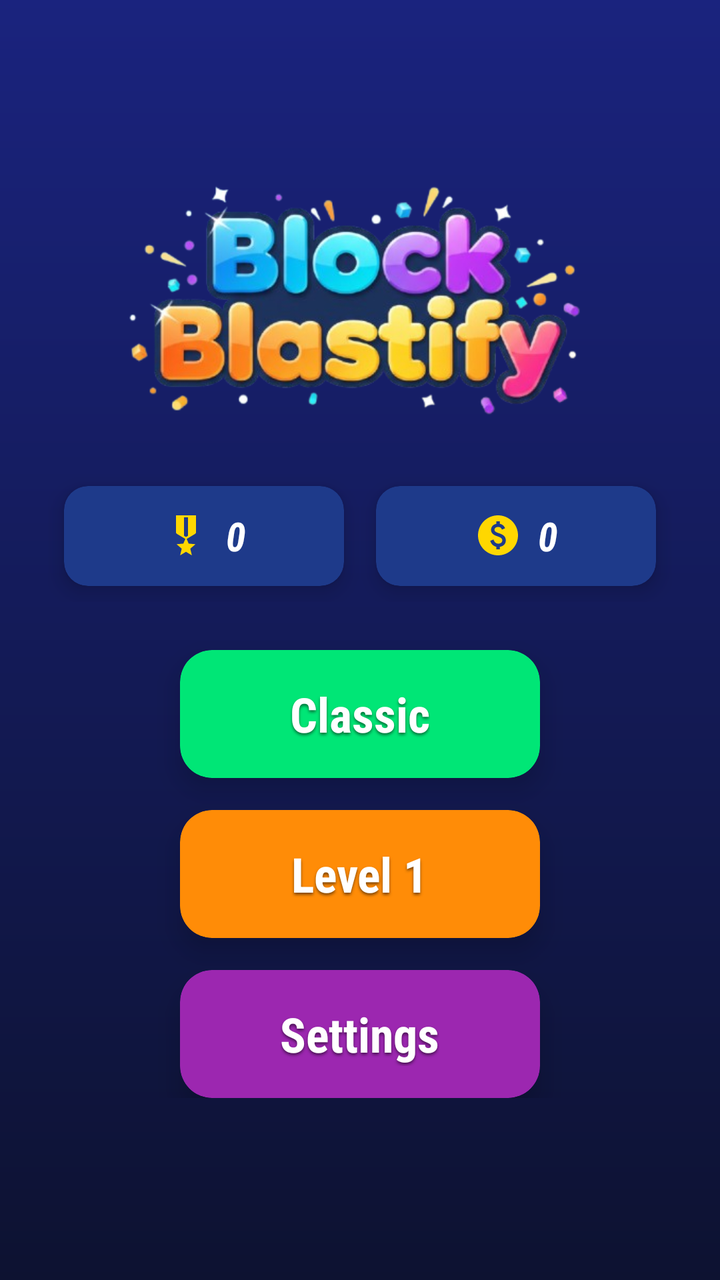
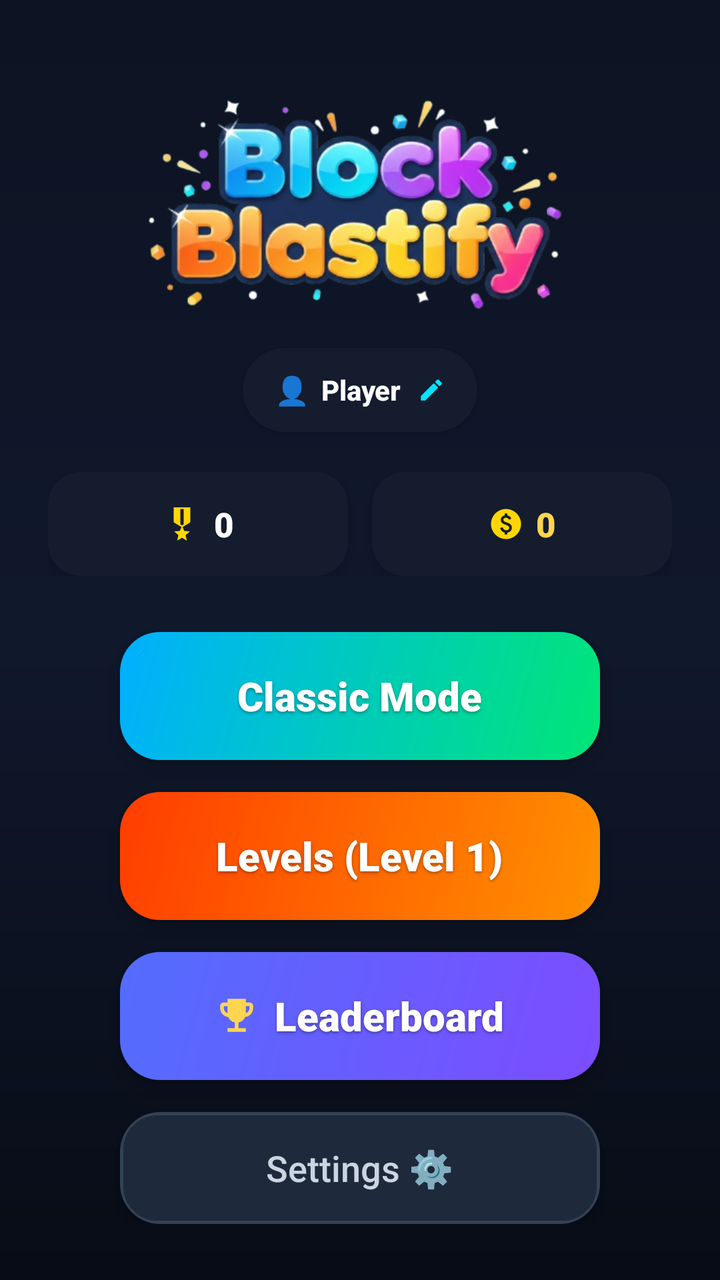

An Android layout rendered at two revisions. The XML below is the earlier revision; the diff shows what the commit changed to produce the second picture.
<!-- AndroidManifest.xml: application theme Theme.BlockPuzzle -->
<!-- res/layout/activity_home.xml -->
<?xml version="1.0" encoding="utf-8"?>
<RelativeLayout xmlns:android="http://schemas.android.com/apk/res/android"
    xmlns:app="http://schemas.android.com/apk/res-auto"
    xmlns:tools="http://schemas.android.com/tools"
    android:id="@+id/home_root"
    android:layout_width="match_parent"
    android:layout_height="match_parent"
    android:background="@drawable/game_background_gradient"
    tools:context=".HomeActivity">

   <LinearLayout
       android:layout_width="match_parent"
       android:layout_height="wrap_content"
       android:orientation="vertical"
       android:padding="16dp"
       android:layout_centerInParent="true"
       android:gravity="center">

      <ImageView
          android:layout_width="wrap_content"
          android:layout_height="120dp"
          android:adjustViewBounds="true"
          android:src="@drawable/logo3"
          android:layout_gravity="center"
          android:layout_marginBottom="24dp"
          android:contentDescription="Game Logo" />

      <LinearLayout
          android:layout_width="wrap_content"
          android:layout_height="wrap_content"
          android:orientation="horizontal"
          android:layout_gravity="center"
          android:gravity="center">

          <androidx.cardview.widget.CardView
              android:layout_width="140dp"
              android:layout_height="50dp"
              app:cardCornerRadius="12dp"
              app:cardElevation="6dp"
              android:layout_margin="8dp"
              app:cardBackgroundColor="#1E3A8A">

             <TextView
                 android:id="@+id/highScoreHome"
                 android:layout_width="wrap_content"
                 android:layout_height="wrap_content"
                 android:text="0"
                 app:drawableStartCompat="@drawable/baseline_military_tech_24"
                 android:drawablePadding="8dp"
                 android:textSize="20sp"
                 android:textStyle="bold|italic"
                 android:textColor="@color/white"
                 android:fontFamily="sans-serif-condensed"
                 android:gravity="center"
                 android:layout_gravity="center"/>
          </androidx.cardview.widget.CardView>

          <androidx.cardview.widget.CardView
              android:layout_width="140dp"
              android:layout_height="50dp"
              app:cardCornerRadius="12dp"
              app:cardElevation="6dp"
              android:layout_margin="8dp"
              app:cardBackgroundColor="#1E3A8A">

             <TextView
                 android:id="@+id/coinstextHome"
                 android:layout_width="wrap_content"
                 android:layout_height="wrap_content"
                 android:text="0"
                 app:drawableStartCompat="@drawable/coinlogoo"
                 android:drawablePadding="8dp"
                 android:textSize="20sp"
                 android:textStyle="bold|italic"
                 android:textColor="@color/white"
                 android:fontFamily="sans-serif-condensed"
                 android:gravity="center"
                 android:layout_gravity="center"/>
          </androidx.cardview.widget.CardView>

      </LinearLayout>

      <androidx.cardview.widget.CardView
          android:id="@+id/classicbtn"
          android:layout_width="180dp"
          android:layout_height="64dp"
          app:cardElevation="8dp"
          app:cardCornerRadius="16dp"
          app:cardBackgroundColor="#00E676"
          android:layout_gravity="center"
          android:layout_marginTop="24dp"
          android:clickable="true"
          android:focusable="true"
          android:foreground="?attr/selectableItemBackground">

         <TextView
             android:layout_width="wrap_content"
             android:layout_height="wrap_content"
             android:text="Classic"
             android:textColor="#FFFFFF"
             android:textSize="24sp"
             android:fontFamily="sans-serif-condensed"
             android:textStyle="bold"
             android:layout_gravity="center"
             android:shadowColor="#80000000"
             android:shadowDx="0"
             android:shadowDy="3"
             android:shadowRadius="3"/>
      </androidx.cardview.widget.CardView>

      <androidx.cardview.widget.CardView
          android:id="@+id/levelbtn"
          android:layout_width="180dp"
          android:layout_height="64dp"
          app:cardElevation="8dp"
          app:cardCornerRadius="16dp"
          app:cardBackgroundColor="#FF8C07"
          android:layout_gravity="center"
          android:layout_marginTop="16dp"
          android:clickable="true"
          android:focusable="true"
          android:foreground="?attr/selectableItemBackground">

         <TextView
             android:layout_width="wrap_content"
             android:layout_height="wrap_content"
             android:text="Level 1"
             android:textColor="#FFFFFF"
             android:textSize="24sp"
             android:fontFamily="sans-serif-condensed"
             android:textStyle="bold"
             android:layout_gravity="center"
             android:shadowColor="#80000000"
             android:shadowDx="0"
             android:shadowDy="3"
             android:shadowRadius="3"/>
      </androidx.cardview.widget.CardView>

      <androidx.cardview.widget.CardView
          android:id="@+id/settingbtn"
          android:layout_width="180dp"
          android:layout_height="64dp"
          app:cardElevation="8dp"
          app:cardCornerRadius="16dp"
          app:cardBackgroundColor="#9C27B0"
          android:layout_gravity="center"
          android:layout_marginTop="16dp"
          android:clickable="true"
          android:focusable="true"
          android:foreground="?attr/selectableItemBackground">

         <TextView
             android:layout_width="wrap_content"
             android:layout_height="wrap_content"
             android:text="Settings"
             android:textColor="#FFFFFF"
             android:textSize="24sp"
             android:fontFamily="sans-serif-condensed"
             android:textStyle="bold"
             android:layout_gravity="center"
             android:shadowColor="#80000000"
             android:shadowDx="0"
             android:shadowDy="3"
             android:shadowRadius="3"/>
      </androidx.cardview.widget.CardView>

   </LinearLayout>

   <View
       android:id="@+id/dimBackground"
       android:layout_width="match_parent"
       android:layout_height="match_parent"
       android:background="#88000000"
       android:visibility="gone"
       android:clickable="true"
       android:focusable="true"/>

</RelativeLayout>
<!-- resources referenced by this layout -->
<resources>
  <color name="white">#FFFFFFFF</color>
  <!-- drawable baseline_military_tech_24 (drawable) -->
  <vector android:height="24dp" android:tint="#FFD700"
      android:viewportHeight="24" android:viewportWidth="24"
      android:width="24dp" xmlns:android="http://schemas.android.com/apk/res/android">
      <path android:fillColor="@android:color/white" android:pathData="M17,10.43V2H7v8.43c0,0.35 0.18,0.68 0.49,0.86l4.18,2.51l-0.99,2.34l-3.41,0.29l2.59,2.24L9.07,22L12,20.23L14.93,22l-0.78,-3.33l2.59,-2.24l-3.41,-0.29l-0.99,-2.34l4.18,-2.51C16.82,11.11 17,10.79 17,10.43zM13,12.23l-1,0.6l-1,-0.6V3h2V12.23z"/>
  </vector>
  <!-- drawable game_background_gradient (drawable) -->
  <?xml version="1.0" encoding="utf-8"?>
  <shape xmlns:android="http://schemas.android.com/apk/res/android">
      <gradient
          android:startColor="#1A237E"
          android:endColor="#0D1231"
          android:angle="270"/>
  </shape>
  <style name="Theme.BlockPuzzle" parent="Base.Theme.BlockPuzzle" />
  <style name="Base.Theme.BlockPuzzle" parent="Theme.Material3.DayNight.NoActionBar">
          <item name="android:statusBarColor">#1A237E</item>
      </style>
  <!-- unchanged entries left out for length: 2 -->
</resources>

<!-- the commit's change to res/layout/activity_home.xml (unified diff, before → after) -->
@@ -8,171 +8,307 @@
     android:background="@drawable/game_background_gradient"
     tools:context=".HomeActivity">
 
-   <LinearLayout
-       android:layout_width="match_parent"
-       android:layout_height="wrap_content"
-       android:orientation="vertical"
-       android:padding="16dp"
-       android:layout_centerInParent="true"
-       android:gravity="center">
-
-      <ImageView
-          android:layout_width="wrap_content"
-          android:layout_height="120dp"
-          android:adjustViewBounds="true"
-          android:src="@drawable/logo3"
-          android:layout_gravity="center"
-          android:layout_marginBottom="24dp"
-          android:contentDescription="Game Logo" />
-
-      <LinearLayout
-          android:layout_width="wrap_content"
-          android:layout_height="wrap_content"
-          android:orientation="horizontal"
-          android:layout_gravity="center"
-          android:gravity="center">
-
-          <androidx.cardview.widget.CardView
-              android:layout_width="140dp"
-              android:layout_height="50dp"
-              app:cardCornerRadius="12dp"
-              app:cardElevation="6dp"
-              android:layout_margin="8dp"
-              app:cardBackgroundColor="#1E3A8A">
-
-             <TextView
-                 android:id="@+id/highScoreHome"
-                 android:layout_width="wrap_content"
-                 android:layout_height="wrap_content"
-                 android:text="0"
-                 app:drawableStartCompat="@drawable/baseline_military_tech_24"
-                 android:drawablePadding="8dp"
-                 android:textSize="20sp"
-                 android:textStyle="bold|italic"
-                 android:textColor="@color/white"
-                 android:fontFamily="sans-serif-condensed"
-                 android:gravity="center"
-                 android:layout_gravity="center"/>
-          </androidx.cardview.widget.CardView>
-
-          <androidx.cardview.widget.CardView
-              android:layout_width="140dp"
-              android:layout_height="50dp"
-              app:cardCornerRadius="12dp"
-              app:cardElevation="6dp"
-              android:layout_margin="8dp"
-              app:cardBackgroundColor="#1E3A8A">
-
-             <TextView
-                 android:id="@+id/coinstextHome"
-                 android:layout_width="wrap_content"
-                 android:layout_height="wrap_content"
-                 android:text="0"
-                 app:drawableStartCompat="@drawable/coinlogoo"
-                 android:drawablePadding="8dp"
-                 android:textSize="20sp"
-                 android:textStyle="bold|italic"
-                 android:textColor="@color/white"
-                 android:fontFamily="sans-serif-condensed"
-                 android:gravity="center"
-                 android:layout_gravity="center"/>
-          </androidx.cardview.widget.CardView>
-
-      </LinearLayout>
-
-      <androidx.cardview.widget.CardView
-          android:id="@+id/classicbtn"
-          android:layout_width="180dp"
-          android:layout_height="64dp"
-          app:cardElevation="8dp"
-          app:cardCornerRadius="16dp"
-          app:cardBackgroundColor="#00E676"
-          android:layout_gravity="center"
-          android:layout_marginTop="24dp"
-          android:clickable="true"
-          android:focusable="true"
-          android:foreground="?attr/selectableItemBackground">
-
-         <TextView
-             android:layout_width="wrap_content"
-             android:layout_height="wrap_content"
-             android:text="Classic"
-             android:textColor="#FFFFFF"
-             android:textSize="24sp"
-             android:fontFamily="sans-serif-condensed"
-             android:textStyle="bold"
-             android:layout_gravity="center"
-             android:shadowColor="#80000000"
-             android:shadowDx="0"
-             android:shadowDy="3"
-             android:shadowRadius="3"/>
-      </androidx.cardview.widget.CardView>
-
-      <androidx.cardview.widget.CardView
-          android:id="@+id/levelbtn"
-          android:layout_width="180dp"
-          android:layout_height="64dp"
-          app:cardElevation="8dp"
-          app:cardCornerRadius="16dp"
-          app:cardBackgroundColor="#FF8C07"
-          android:layout_gravity="center"
-          android:layout_marginTop="16dp"
-          android:clickable="true"
-          android:focusable="true"
-          android:foreground="?attr/selectableItemBackground">
-
-         <TextView
-             android:layout_width="wrap_content"
-             android:layout_height="wrap_content"
-             android:text="Level 1"
-             android:textColor="#FFFFFF"
-             android:textSize="24sp"
-             android:fontFamily="sans-serif-condensed"
-             android:textStyle="bold"
-             android:layout_gravity="center"
-             android:shadowColor="#80000000"
-             android:shadowDx="0"
-             android:shadowDy="3"
-             android:shadowRadius="3"/>
-      </androidx.cardview.widget.CardView>
-
-      <androidx.cardview.widget.CardView
-          android:id="@+id/settingbtn"
-          android:layout_width="180dp"
-          android:layout_height="64dp"
-          app:cardElevation="8dp"
-          app:cardCornerRadius="16dp"
-          app:cardBackgroundColor="#9C27B0"
-          android:layout_gravity="center"
-          android:layout_marginTop="16dp"
-          android:clickable="true"
-          android:focusable="true"
-          android:foreground="?attr/selectableItemBackground">
-
-         <TextView
-             android:layout_width="wrap_content"
-             android:layout_height="wrap_content"
-             android:text="Settings"
-             android:textColor="#FFFFFF"
-             android:textSize="24sp"
-             android:fontFamily="sans-serif-condensed"
-             android:textStyle="bold"
-             android:layout_gravity="center"
-             android:shadowColor="#80000000"
-             android:shadowDx="0"
-             android:shadowDy="3"
-             android:shadowRadius="3"/>
-      </androidx.cardview.widget.CardView>
-
-   </LinearLayout>
-
-   <View
-       android:id="@+id/dimBackground"
-       android:layout_width="match_parent"
-       android:layout_height="match_parent"
-       android:background="#88000000"
-       android:visibility="gone"
-       android:clickable="true"
-       android:focusable="true"/>
+    <ScrollView
+        android:layout_width="match_parent"
+        android:layout_height="match_parent"
+        android:fillViewport="true"
+        android:scrollbars="none">
+
+        <LinearLayout
+            android:layout_width="match_parent"
+            android:layout_height="wrap_content"
+            android:orientation="vertical"
+            android:paddingHorizontal="24dp"
+            android:paddingVertical="32dp"
+            android:gravity="center_horizontal">
+
+            
+            <ImageView
+                android:layout_width="wrap_content"
+                android:layout_height="110dp"
+                android:adjustViewBounds="true"
+                android:src="@drawable/logo3"
+                android:layout_gravity="center"
+                android:layout_marginTop="16dp"
+                android:layout_marginBottom="16dp"
+                android:contentDescription="Game Logo" />
+
+            
+            <androidx.cardview.widget.CardView
+                android:id="@+id/playerProfileCard"
+                android:layout_width="wrap_content"
+                android:layout_height="42dp"
+                app:cardCornerRadius="21dp"
+                app:cardElevation="2dp"
+                app:cardBackgroundColor="@color/card_bg"
+                android:clickable="true"
+                android:focusable="true"
+                android:foreground="?attr/selectableItemBackground"
+                android:layout_marginBottom="20dp">
+
+                <LinearLayout
+                    android:layout_width="wrap_content"
+                    android:layout_height="match_parent"
+                    android:orientation="horizontal"
+                    android:gravity="center_vertical"
+                    android:paddingHorizontal="16dp">
+
+                    <TextView
+                        android:layout_width="wrap_content"
+                        android:layout_height="wrap_content"
+                        android:text="👤"
+                        android:textSize="14sp"
+                        android:layout_marginEnd="6dp"/>
+
+                    <TextView
+                        android:id="@+id/homePlayerName"
+                        android:layout_width="wrap_content"
+                        android:layout_height="wrap_content"
+                        android:text="Player"
+                        android:textColor="@color/white"
+                        android:textSize="14sp"
+                        android:textStyle="bold"
+                        android:fontFamily="sans-serif-medium"/>
+
+                    <ImageView
+                        android:layout_width="14dp"
+                        android:layout_height="14dp"
+                        android:src="@drawable/ic_edit"
+                        android:layout_marginStart="8dp"/>
+                </LinearLayout>
+            </androidx.cardview.widget.CardView>
+
+            
+            <LinearLayout
+                android:layout_width="match_parent"
+                android:layout_height="wrap_content"
+                android:orientation="horizontal"
+                android:gravity="center"
+                android:layout_marginBottom="28dp">
+
+                
+                <androidx.cardview.widget.CardView
+                    android:layout_width="0dp"
+                    android:layout_height="52dp"
+                    android:layout_weight="1"
+                    app:cardCornerRadius="16dp"
+                    app:cardElevation="4dp"
+                    android:layout_marginEnd="6dp"
+                    app:cardBackgroundColor="@color/card_bg">
+
+                    <LinearLayout
+                        android:layout_width="match_parent"
+                        android:layout_height="match_parent"
+                        android:orientation="horizontal"
+                        android:gravity="center">
+
+                        <ImageView
+                            android:layout_width="20dp"
+                            android:layout_height="20dp"
+                            android:src="@drawable/baseline_military_tech_24"
+                            android:layout_marginEnd="6dp"/>
+
+                        <TextView
+                            android:id="@+id/highScoreHome"
+                            android:layout_width="wrap_content"
+                            android:layout_height="wrap_content"
+                            android:text="0"
+                            android:textSize="17sp"
+                            android:textStyle="bold"
+                            android:textColor="@color/white"
+                            android:fontFamily="sans-serif-black"/>
+                    </LinearLayout>
+                </androidx.cardview.widget.CardView>
+
+                
+                <androidx.cardview.widget.CardView
+                    android:layout_width="0dp"
+                    android:layout_height="52dp"
+                    android:layout_weight="1"
+                    app:cardCornerRadius="16dp"
+                    app:cardElevation="4dp"
+                    android:layout_marginStart="6dp"
+                    app:cardBackgroundColor="@color/card_bg">
+
+                    <LinearLayout
+                        android:layout_width="match_parent"
+                        android:layout_height="match_parent"
+                        android:orientation="horizontal"
+                        android:gravity="center">
+
+                        <ImageView
+                            android:layout_width="18dp"
+                            android:layout_height="18dp"
+                            android:src="@drawable/coinlogoo"
+                            android:layout_marginEnd="6dp"/>
+
+                        <TextView
+                            android:id="@+id/coinstextHome"
+                            android:layout_width="wrap_content"
+                            android:layout_height="wrap_content"
+                            android:text="0"
+                            android:textSize="17sp"
+                            android:textStyle="bold"
+                            android:textColor="@color/accent_gold"
+                            android:fontFamily="sans-serif-black"/>
+                    </LinearLayout>
+                </androidx.cardview.widget.CardView>
+            </LinearLayout>
+
+            
+
+            
+            <androidx.cardview.widget.CardView
+                android:id="@+id/classicbtn"
+                android:layout_width="240dp"
+                android:layout_height="64dp"
+                app:cardElevation="6dp"
+                app:cardCornerRadius="20dp"
+                app:cardBackgroundColor="#00000000"
+                android:clickable="true"
+                android:focusable="true"
+                android:foreground="?attr/selectableItemBackground"
+                android:layout_marginBottom="16dp">
+
+                <FrameLayout
+                    android:layout_width="match_parent"
+                    android:layout_height="match_parent"
+                    android:background="@drawable/btn_gradient_classic">
+
+                    <TextView
+                        android:layout_width="wrap_content"
+                        android:layout_height="wrap_content"
+                        android:text="Classic Mode"
+                        android:textColor="#FFFFFF"
+                        android:textSize="20sp"
+                        android:fontFamily="sans-serif-black"
+                        android:layout_gravity="center"
+                        android:shadowColor="#60000000"
+                        android:shadowDx="0"
+                        android:shadowDy="2"
+                        android:shadowRadius="4"/>
+                </FrameLayout>
+            </androidx.cardview.widget.CardView>
+
+            
+            <androidx.cardview.widget.CardView
+                android:id="@+id/levelbtn"
+                android:layout_width="240dp"
+                android:layout_height="64dp"
+                app:cardElevation="6dp"
+                app:cardCornerRadius="20dp"
+                app:cardBackgroundColor="#00000000"
+                android:clickable="true"
+                android:focusable="true"
+                android:foreground="?attr/selectableItemBackground"
+                android:layout_marginBottom="16dp">
+
+                <FrameLayout
+                    android:layout_width="match_parent"
+                    android:layout_height="match_parent"
+                    android:background="@drawable/btn_gradient_levels">
+
+                    <TextView
+                        android:id="@+id/levelBtnText"
+                        android:layout_width="wrap_content"
+                        android:layout_height="wrap_content"
+                        android:text="Levels (Level 1)"
+                        android:textColor="#FFFFFF"
+                        android:textSize="20sp"
+                        android:fontFamily="sans-serif-black"
+                        android:layout_gravity="center"
+                        android:shadowColor="#60000000"
+                        android:shadowDx="0"
+                        android:shadowDy="2"
+                        android:shadowRadius="4"/>
+                </FrameLayout>
+            </androidx.cardview.widget.CardView>
+
+            
+            <androidx.cardview.widget.CardView
+                android:id="@+id/leaderboardBtn"
+                android:layout_width="240dp"
+                android:layout_height="64dp"
+                app:cardElevation="6dp"
+                app:cardCornerRadius="20dp"
+                app:cardBackgroundColor="#00000000"
+                android:clickable="true"
+                android:focusable="true"
+                android:foreground="?attr/selectableItemBackground"
+                android:layout_marginBottom="16dp">
+
+                <FrameLayout
+                    android:layout_width="match_parent"
+                    android:layout_height="match_parent"
+                    android:background="@drawable/btn_gradient_leaderboard">
+
+                    <LinearLayout
+                        android:layout_width="wrap_content"
+                        android:layout_height="wrap_content"
+                        android:layout_gravity="center"
+                        android:orientation="horizontal"
+                        android:gravity="center">
+
+                        <ImageView
+                            android:layout_width="22dp"
+                            android:layout_height="22dp"
+                            android:src="@drawable/ic_trophy"
+                            android:layout_marginEnd="8dp"/>
+
+                        <TextView
+                            android:layout_width="wrap_content"
+                            android:layout_height="wrap_content"
+                            android:text="Leaderboard"
+                            android:textColor="#FFFFFF"
+                            android:textSize="20sp"
+                            android:fontFamily="sans-serif-black"
+                            android:shadowColor="#60000000"
+                            android:shadowDx="0"
+                            android:shadowDy="2"
+                            android:shadowRadius="4"/>
+                    </LinearLayout>
+                </FrameLayout>
+            </androidx.cardview.widget.CardView>
+
+            
+            <androidx.cardview.widget.CardView
+                android:id="@+id/settingbtn"
+                android:layout_width="240dp"
+                android:layout_height="56dp"
+                app:cardElevation="4dp"
+                app:cardCornerRadius="20dp"
+                app:cardBackgroundColor="#00000000"
+                android:clickable="true"
+                android:focusable="true"
+                android:foreground="?attr/selectableItemBackground">
+
+                <FrameLayout
+                    android:layout_width="match_parent"
+                    android:layout_height="match_parent"
+                    android:background="@drawable/btn_gradient_settings">
+
+                    <TextView
+                        android:layout_width="wrap_content"
+                        android:layout_height="wrap_content"
+                        android:text="Settings ⚙️"
+                        android:textColor="#CBD5E1"
+                        android:textSize="18sp"
+                        android:fontFamily="sans-serif-medium"
+                        android:layout_gravity="center"/>
+                </FrameLayout>
+            </androidx.cardview.widget.CardView>
+
+        </LinearLayout>
+    </ScrollView>
+
+    
+    <View
+        android:id="@+id/dimBackground"
+        android:layout_width="match_parent"
+        android:layout_height="match_parent"
+        android:background="#BB000000"
+        android:visibility="gone"
+        android:clickable="true"
+        android:focusable="true"/>
 
 </RelativeLayout>
<!-- resource entries referenced after the edit -->
@@ -1,5 +1,7 @@
 <!-- resources referenced by this layout -->
 <resources>
+  <color name="accent_gold">#FFD54F</color>
+  <color name="card_bg">#141C2E</color>
   <color name="white">#FFFFFFFF</color>
   <!-- drawable baseline_military_tech_24 (drawable) -->
   <vector android:height="24dp" android:tint="#FFD700"
@@ -7,14 +9,71 @@
       android:width="24dp" xmlns:android="http://schemas.android.com/apk/res/android">
       <path android:fillColor="@android:color/white" android:pathData="M17,10.43V2H7v8.43c0,0.35 0.18,0.68 0.49,0.86l4.18,2.51l-0.99,2.34l-3.41,0.29l2.59,2.24L9.07,22L12,20.23L14.93,22l-0.78,-3.33l2.59,-2.24l-3.41,-0.29l-0.99,-2.34l4.18,-2.51C16.82,11.11 17,10.79 17,10.43zM13,12.23l-1,0.6l-1,-0.6V3h2V12.23z"/>
   </vector>
+  <!-- drawable btn_gradient_classic (drawable) -->
+  <?xml version="1.0" encoding="utf-8"?>
+  <shape xmlns:android="http://schemas.android.com/apk/res/android">
+      <gradient
+          android:startColor="#00E676"
+          android:endColor="#00B0FF"
+          android:angle="135"/>
+      <corners android:radius="18dp"/>
+  </shape>
+  <!-- drawable btn_gradient_leaderboard (drawable) -->
+  <?xml version="1.0" encoding="utf-8"?>
+  <shape xmlns:android="http://schemas.android.com/apk/res/android">
+      <gradient
+          android:startColor="#7C4DFF"
+          android:endColor="#536DFE"
+          android:angle="135"/>
+      <corners android:radius="18dp"/>
+  </shape>
+  <!-- drawable btn_gradient_levels (drawable) -->
+  <?xml version="1.0" encoding="utf-8"?>
+  <shape xmlns:android="http://schemas.android.com/apk/res/android">
+      <gradient
+          android:startColor="#FF9100"
+          android:endColor="#FF3D00"
+          android:angle="135"/>
+      <corners android:radius="18dp"/>
+  </shape>
+  <!-- drawable btn_gradient_settings (drawable) -->
+  <?xml version="1.0" encoding="utf-8"?>
+  <shape xmlns:android="http://schemas.android.com/apk/res/android">
+      <solid android:color="#1E293B"/>
+      <stroke
+          android:width="1.5dp"
+          android:color="#334155"/>
+      <corners android:radius="18dp"/>
+  </shape>
   <!-- drawable game_background_gradient (drawable) -->
   <?xml version="1.0" encoding="utf-8"?>
   <shape xmlns:android="http://schemas.android.com/apk/res/android">
       <gradient
-          android:startColor="#1A237E"
-          android:endColor="#0D1231"
+          android:startColor="#0D1322"
+          android:centerColor="#10182C"
+          android:endColor="#080C16"
           android:angle="270"/>
   </shape>
+  <!-- drawable ic_edit (drawable) -->
+  <vector xmlns:android="http://schemas.android.com/apk/res/android"
+      android:width="24dp"
+      android:height="24dp"
+      android:viewportWidth="24"
+      android:viewportHeight="24">
+    <path
+        android:fillColor="#00E5FF"
+        android:pathData="M3,17.25V21h3.75L17.81,9.94l-3.75,-3.75L3,17.25zM20.71,7.04c0.39,-0.39 0.39,-1.02 0,-1.41l-2.34,-2.34c-0.39,-0.39 -1.02,-0.39 -1.41,0l-1.83,1.83 3.75,3.75 1.83,-1.83z"/>
+  </vector>
+  <!-- drawable ic_trophy (drawable) -->
+  <vector xmlns:android="http://schemas.android.com/apk/res/android"
+      android:width="24dp"
+      android:height="24dp"
+      android:viewportWidth="24"
+      android:viewportHeight="24">
+    <path
+        android:fillColor="#FFD54F"
+        android:pathData="M19,5h-2V3H7v2H5C3.9,5 3,5.9 3,7v1c0,2.55 1.92,4.63 4.39,4.94A5.01,5.01 0,0 0,11 15.9V19H7v2h10v-2h-4v-3.1a5.01,5.01 0,0 0,3.61,-2.96C19.08,12.63 21,10.55 21,8V7C21,5.9 20.1,5 19,5zM5,8V7h2v3.82C5.84,10.4 5,9.3 5,8zM19,8c0,1.3 -0.84,2.4 -2,2.82V7h2V8z"/>
+  </vector>
   <style name="Theme.BlockPuzzle" parent="Base.Theme.BlockPuzzle" />
   <style name="Base.Theme.BlockPuzzle" parent="Theme.Material3.DayNight.NoActionBar">
           <item name="android:statusBarColor">#1A237E</item>
